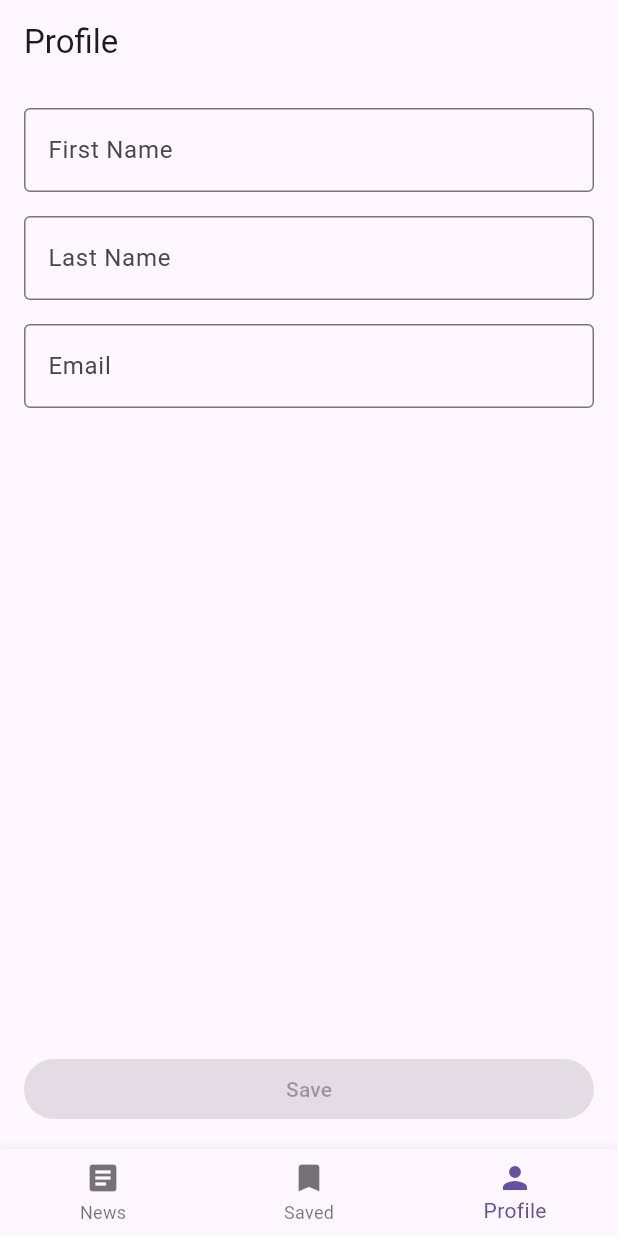
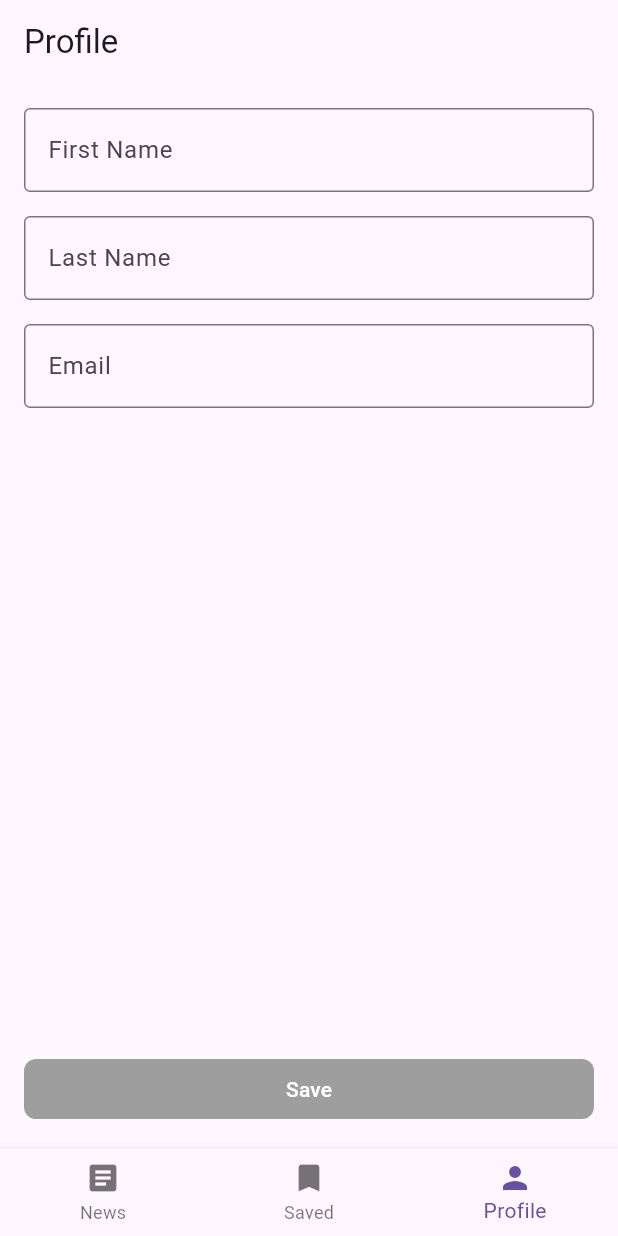
Before and after one commit to e-poroshin/flutter_project, a Flutter app: the screen it shows after launch, item 3 of the bottom bar chosen, on a phone screen of 412 x 824 dp. Run offline on Flutter 3.47's test engine with Material 3 defaults, Android fonts, the phone set to English and light mode, and no system bars; our stand-ins replace flutter_dotenv, sqflite; accounts and stored records are empty; network calls fail.

Commit message:
Add color states for Profile screen

```diff
--- a/lib/screens/profile_screen.dart
+++ b/lib/screens/profile_screen.dart
@@ -91,6 +91,23 @@ class _ProfileScreenState extends State<ProfileScreen> {
             SizedBox(
               width: double.infinity,
               child: ElevatedButton(
+                style: ButtonStyle(
+                  backgroundColor: WidgetStateProperty.resolveWith<Color?>(
+                    (Set<WidgetState> states) {
+                      if (states.contains(WidgetState.disabled)) {
+                        return Colors.grey;
+                      }
+                      return Colors.deepPurple;
+                    },
+                  ),
+                  shape: WidgetStateProperty.all<RoundedRectangleBorder>(
+                    RoundedRectangleBorder(
+                      borderRadius: BorderRadius.circular(8.0),
+                    ),
+                  ),
+                  foregroundColor: WidgetStateProperty.all<Color>(
+                      Colors.white),
+                ),
                 onPressed: _hasChanged
                     ? () {
                         profileProvider.saveProfile(
```
